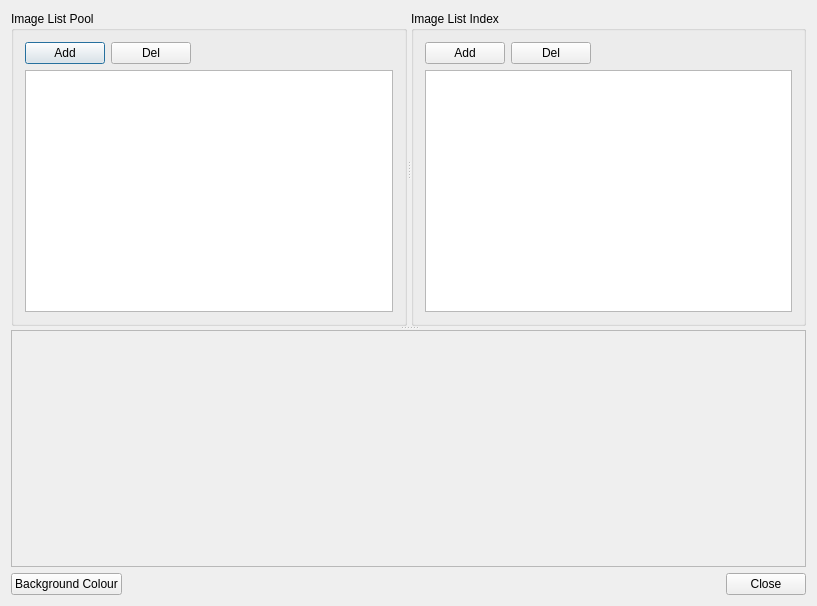
The window that kvmrt2_media_editor/imagelistpool.ui (gyongchae/MediaEditor) describes before a commit, drawn with Qt 5.
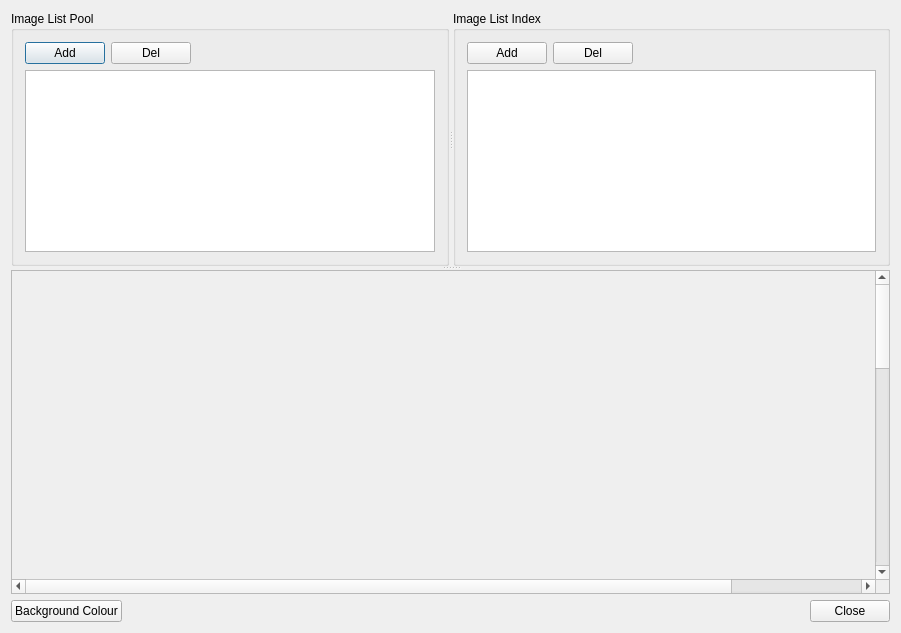
The same window after the commit.

Commit message: preview scroll bar, gif support, video rotation modified

Diff of the .ui file:
```diff
--- a/kvmrt2_media_editor/imagelistpool.ui
+++ b/kvmrt2_media_editor/imagelistpool.ui
@@ -6,14 +6,14 @@
    <rect>
     <x>0</x>
     <y>0</y>
-    <width>817</width>
-    <height>606</height>
+    <width>901</width>
+    <height>633</height>
    </rect>
   </property>
   <property name="windowTitle">
    <string>Image List</string>
   </property>
-  <layout class="QVBoxLayout" name="verticalLayout_3" stretch="0,0">
+  <layout class="QVBoxLayout" name="verticalLayout_3">
    <item>
     <widget class="QSplitter" name="splitter_2">
      <property name="orientation">
@@ -83,7 +83,7 @@
         <string>Image List Index</string>
        </property>
        <layout class="QGridLayout" name="gridLayout_2">
-        <item row="1" column="0">
+        <item row="0" column="0">
          <layout class="QVBoxLayout" name="verticalLayout_2" stretch="0,1">
           <item>
            <layout class="QHBoxLayout" name="horizontalLayout_3">
@@ -131,19 +131,62 @@
        </layout>
       </widget>
      </widget>
-     <widget class="QFrame" name="frame">
-      <property name="minimumSize">
-       <size>
-        <width>0</width>
-        <height>200</height>
-       </size>
+     <widget class="QScrollArea" name="scrollArea">
+      <property name="widgetResizable">
+       <bool>true</bool>
       </property>
-      <property name="frameShape">
-       <enum>QFrame::StyledPanel</enum>
-      </property>
-      <property name="frameShadow">
-       <enum>QFrame::Raised</enum>
-      </property>
+      <widget class="QWidget" name="scrollAreaWidgetContents">
+       <property name="geometry">
+        <rect>
+         <x>0</x>
+         <y>-883</y>
+         <width>1017</width>
+         <height>1027</height>
+        </rect>
+       </property>
+       <layout class="QGridLayout" name="gridLayout_3">
+        <item row="0" column="0">
+         <widget class="QWidget" name="widget" native="true">
+          <property name="sizePolicy">
+           <sizepolicy hsizetype="Minimum" vsizetype="Minimum">
+            <horstretch>0</horstretch>
+            <verstretch>0</verstretch>
+           </sizepolicy>
+          </property>
+          <property name="minimumSize">
+           <size>
+            <width>999</width>
+            <height>999</height>
+           </size>
+          </property>
+         </widget>
+        </item>
+        <item row="1" column="0">
+         <widget class="QLabel" name="label">
+          <property name="sizePolicy">
+           <sizepolicy hsizetype="Minimum" vsizetype="Preferred">
+            <horstretch>0</horstretch>
+            <verstretch>0</verstretch>
+           </sizepolicy>
+          </property>
+          <property name="maximumSize">
+           <size>
+            <width>16777215</width>
+            <height>4</height>
+           </size>
+          </property>
+          <property name="styleSheet">
+           <string notr="true">QLabel {
+background-color: rgba(255, 255, 255, 255);
+}</string>
+          </property>
+          <property name="text">
+           <string/>
+          </property>
+         </widget>
+        </item>
+       </layout>
+      </widget>
      </widget>
     </widget>
    </item>
@@ -163,7 +206,7 @@
        </property>
        <property name="sizeHint" stdset="0">
         <size>
-         <width>40</width>
+         <width>87</width>
          <height>20</height>
         </size>
        </property>
```
Left out of the diff: 5 changed lines with no effect on the pictures. The commit also changes 23 other files.
